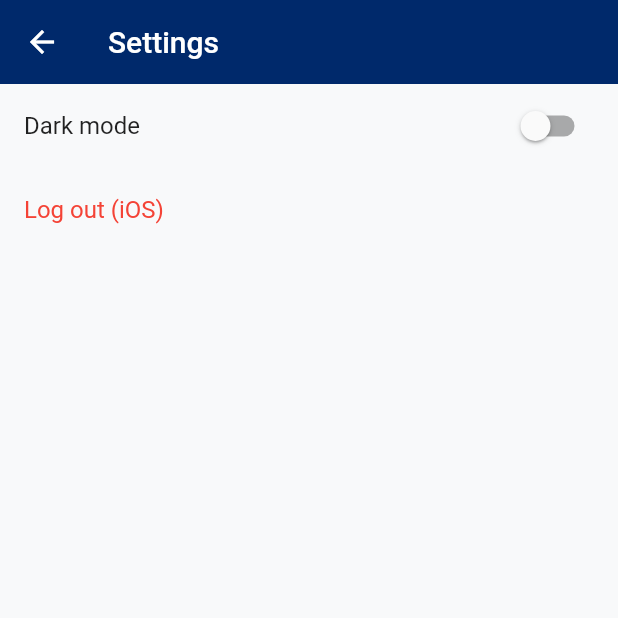
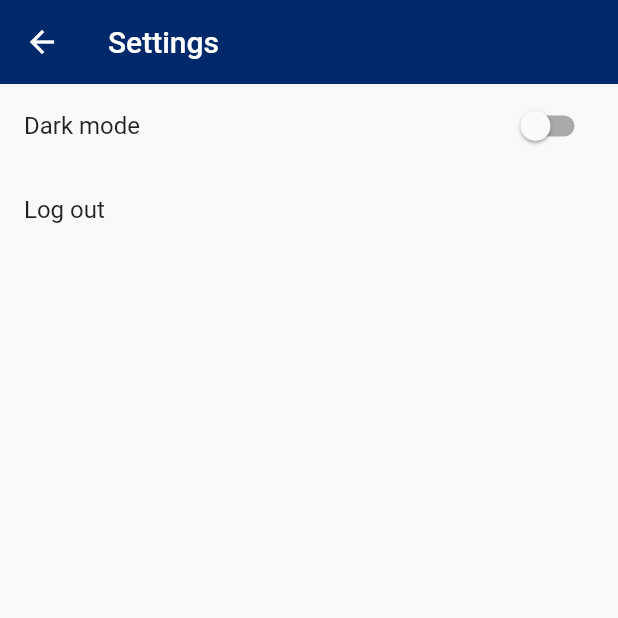
Before and after one commit to seo081225/show_flutter, a Flutter app: the SettingsScreen screen opened directly, on a phone screen of 412 x 824 dp, the top half of it. Run offline on Flutter 3.47's test engine with Material 2 defaults, Android fonts, the phone set to English and light mode, and no system bars; our stand-ins replace cloud_firestore, firebase_auth, firebase_core, firebase_storage, flex_color_scheme, flutter_riverpod and 5 more; accounts and stored records are empty.

Commit message:
문구수정

```diff
--- a/lib/features/settings/views/settings_screen.dart
+++ b/lib/features/settings/views/settings_screen.dart
@@ -29,8 +29,7 @@ class SettingsScreen extends ConsumerWidget {
               title: const Text("Dark mode"),
             ),
             ListTile(
-              title: const Text("Log out (iOS)"),
-              textColor: Colors.red,
+              title: const Text("Log out"),
               onTap: () {
                 showCupertinoDialog(
                   context: context,
```
